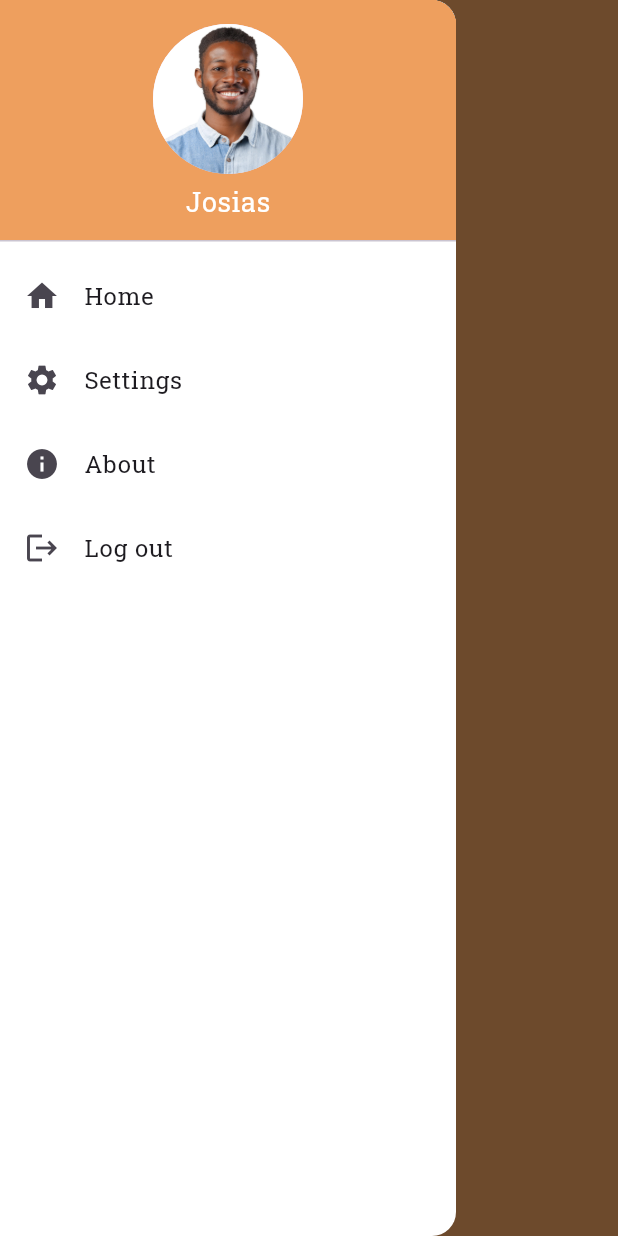
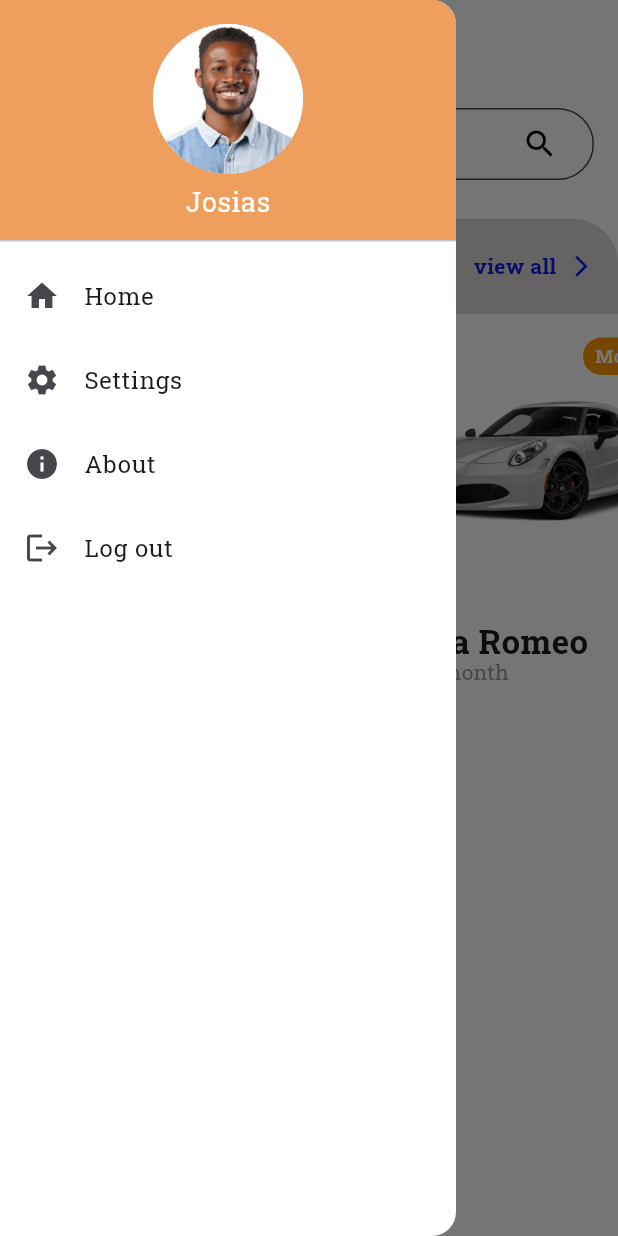
Before and after one commit to Jojo131313/Taga_App, a Flutter app: the screen it shows after launch, with the side drawer open, on a phone screen of 412 x 824 dp. Run offline on Flutter 3.47's test engine with Material 3 defaults, Android fonts, the phone set to English and light mode, and no system bars; our stand-ins replace google_fonts, shared_preferences.

Commit message:
first commit

```diff
--- a/lib/screens/acceuil_screen.dart
+++ b/lib/screens/acceuil_screen.dart
@@ -1,14 +1,23 @@
+import 'package:boutoratakpa_cc_project/screens/car_widget.dart';
 import 'package:flutter/material.dart';
 import 'package:boutoratakpa_cc_project/data.dart';
 import 'package:google_fonts/google_fonts.dart';
 
 class Acceuil extends StatelessWidget {
+  List<Car> cars = getCarList();
   @override
   Widget build(BuildContext context) {
     return Scaffold(
-      backgroundColor: Color.fromRGBO(238, 159, 94, 0.98),
+      backgroundColor: Colors.white,
       appBar: AppBar(
         backgroundColor: Colors.transparent,
+        title: Text(
+          "Taga",
+          style: TextStyle(
+              fontSize: 35,
+              color: Color.fromARGB(255, 5, 34, 152),
+              fontWeight: FontWeight.bold),
+        ),
       ),
       drawer: Drawer(
         backgroundColor: const Color.fromARGB(255, 255, 255, 255),
@@ -70,7 +79,109 @@ class Acceuil extends StatelessWidget {
           ],
         ),
       ),
-      // body: ,
+      body: Column(
+        crossAxisAlignment: CrossAxisAlignment.stretch,
+        children: [
+          Container(
+            padding: EdgeInsets.only(bottom: 10),
+            child: Padding(
+              padding: EdgeInsets.all(16),
+              child: TextField(
+                decoration: InputDecoration(
+                    hintText: "Search...",
+                    hintStyle: TextStyle(fontSize: 16),
+                    border: OutlineInputBorder(
+                      borderRadius: BorderRadius.circular(50),
+                      borderSide: BorderSide(
+                        width: 0,
+                        style: BorderStyle.solid,
+                      ),
+                    ),
+                    filled: true,
+                    fillColor: const Color.fromARGB(255, 255, 255, 255),
+                    contentPadding: EdgeInsets.only(left: 30),
+                    suffixIcon: Padding(
+                      padding: EdgeInsets.only(right: 24, left: 16),
+                      child: Icon(
+                        Icons.search,
+                        color: Colors.black,
+                        size: 24,
+                      ),
+                    )),
+              ),
+            ),
+          ),
+          Expanded(
+            child: SingleChildScrollView(
+              physics: BouncingScrollPhysics(),
+              child: Container(
+                decoration: BoxDecoration(
+                  color: Color.fromARGB(255, 220, 215, 215),
+                  borderRadius: BorderRadius.only(
+                    topLeft: Radius.circular(30),
+                    topRight: Radius.circular(30),
+                  ),
+                ),
+                child: Column(
+                  children: [
+                    Padding(
+                      padding: EdgeInsets.all(16),
+                      child: Row(
+                        mainAxisAlignment: MainAxisAlignment.spaceBetween,
+                        children: [
+                          Text(
+                            "TOP DEALS",
+                            style: TextStyle(
+                                fontSize: 22,
+                                fontWeight: FontWeight.bold,
+                                color: Colors.grey),
+                          ),
+                          Row(
+                            children: [
+                              Text(
+                                "view all",
+                                style: TextStyle(
+                                  fontSize: 14,
+                                  fontWeight: FontWeight.bold,
+                                  color: Color.fromARGB(255, 8, 29, 224),
+                                ),
+                              ),
+                              SizedBox(
+                                width: 8,
+                              ),
+                              Icon(
+                                Icons.arrow_forward_ios,
+                                color: Color.fromARGB(255, 8, 29, 224),
+                                size: 17,
+                              ),
+                            ],
+                          )
+                        ],
+                      ),
+                    ),
+                    Container(
+                      height: 280,
+                      child: ListView(
+                        physics: BouncingScrollPhysics(),
+                        scrollDirection: Axis.horizontal,
+                        children: buildDeals(),
+                      ),
+                    ),
+                  ],
+                ),
+              ),
+            ),
+          )
+        ],
+      ),
     );
   }
+
+  List<Widget> buildDeals() {
+    List<Widget> list = [];
+    for (var i = 0; i < cars.length; i++) {
+      list.add(BuildCar(cars[i], i));
+    }
+    return list;
+  }
 }
--- /dev/null
+++ b/lib/screens/car_widget.dart
@@ -0,0 +1,80 @@
+import 'package:flutter/material.dart';
+import 'package:boutoratakpa_cc_project/data.dart';
+import 'package:boutoratakpa_cc_project/consts.dart';
+
+Widget BuildCar(Car car, int index) {
+  return Container(
+    decoration: BoxDecoration(
+      color: Colors.white,
+      borderRadius: BorderRadius.all(
+        Radius.circular(15),
+      ),
+    ),
+    padding: EdgeInsets.all(16),
+    margin: EdgeInsets.only(
+        right: index != null ? 16 : 0, left: index == 0 ? 16 : 0),
+    width: 220,
+    child: Column(
+      crossAxisAlignment: CrossAxisAlignment.stretch,
+      children: [
+        Align(
+          alignment: Alignment.centerRight,
+          child: Container(
+            decoration: BoxDecoration(
+              color: Colors.orange,
+              borderRadius: BorderRadius.all(
+                Radius.circular(15),
+              ),
+            ),
+            child: Padding(
+              padding: EdgeInsets.symmetric(horizontal: 8, vertical: 4),
+              child: Text(
+                car.condition,
+                style: TextStyle(
+                    color: Colors.white,
+                    fontSize: 12,
+                    fontWeight: FontWeight.bold),
+              ),
+            ),
+          ),
+        ),
+        SizedBox(
+          height: 8,
+        ),
+        Container(
+          height: 100,
+          child: Center(
+            child: Image.asset(
+              car.images[0],
+              fit: BoxFit.fitWidth,
+            ),
+          ),
+        ),
+        SizedBox(
+          height: 24,
+        ),
+        Text(
+          car.model,
+          style: TextStyle(fontSize: 18),
+        ),
+        SizedBox(
+          height: 8,
+        ),
+        Text(
+          car.brand,
+          style:
+              TextStyle(fontSize: 22, fontWeight: FontWeight.bold, height: 1),
+        ),
+        Text(
+          "per " +
+              (car.condition == "Daily"
+                  ? "day"
+                  : car.condition == "Weekly"
+                      ? "week"
+                      : "month"),
+          style: TextStyle(fontSize: 14, color: Colors.grey),
+        ),
+      ],
+    ),
+  );
+}
```
